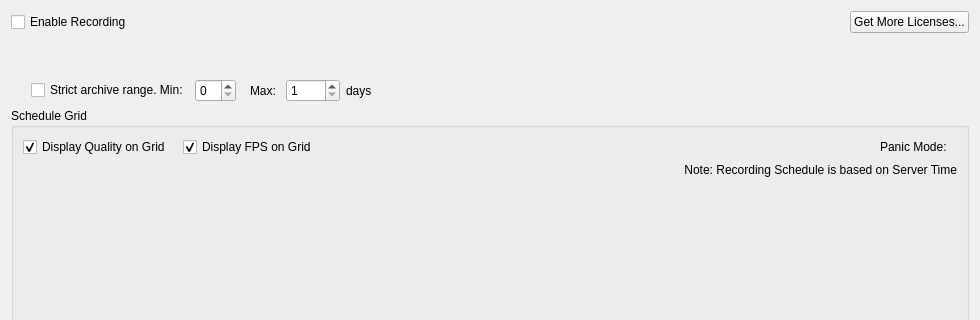
Before: the Qt Designer form client/src/ui/widgets/properties/camera_schedule_widget.ui in networkoptix/nx_open, drawn with Qt 5; both pictures show x 0 to 980 and y 0 to 320 of the 980 by 600 pixel window.
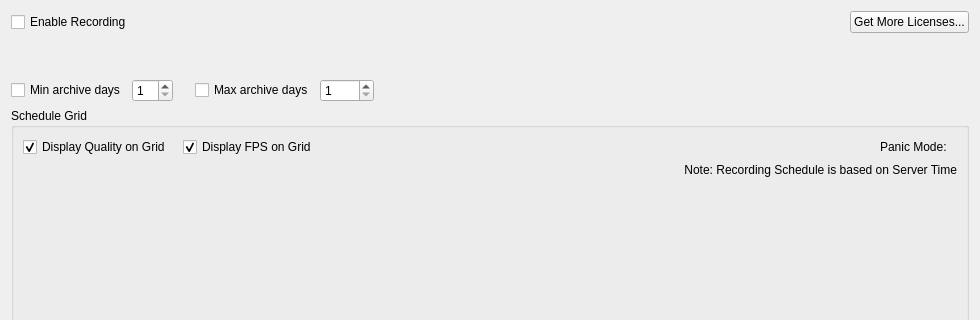
After: the same form once the commit is applied. Custom widgets are drawn as their Qt base class.

Commit message:
min max archive finixhed
<==== Mercurial data ====>
Branch: max_archive

The edit to the form file:
```diff
--- a/client/src/ui/widgets/properties/camera_schedule_widget.ui
+++ b/client/src/ui/widgets/properties/camera_schedule_widget.ui
@@ -77,7 +77,7 @@
    </item>
    <item>
     <layout class="QGridLayout" name="gridLayout">
-     <item row="0" column="5">
+     <item row="0" column="4">
       <widget class="QSpinBox" name="spinBoxMaxDays">
        <property name="minimum">
         <number>1</number>
@@ -87,7 +87,7 @@
        </property>
       </widget>
      </item>
-     <item row="0" column="7">
+     <item row="0" column="5">
       <spacer name="horizontalSpacer_5">
        <property name="orientation">
         <enum>Qt::Horizontal</enum>
@@ -100,47 +100,21 @@
        </property>
       </spacer>
      </item>
-     <item row="0" column="1">
-      <widget class="QCheckBox" name="checkBoxMaxArchive">
-       <property name="text">
-        <string>Strict archive range. Min:</string>
-       </property>
-      </widget>
-     </item>
      <item row="0" column="0">
-      <spacer name="horizontalSpacer_6">
-       <property name="orientation">
-        <enum>Qt::Horizontal</enum>
-       </property>
-       <property name="sizeType">
-        <enum>QSizePolicy::Fixed</enum>
-       </property>
-       <property name="sizeHint" stdset="0">
-        <size>
-         <width>20</width>
-         <height>20</height>
-        </size>
-       </property>
-      </spacer>
-     </item>
-     <item row="0" column="6">
-      <widget class="QLabel" name="maxArchiveLabel">
+      <widget class="QCheckBox" name="checkBoxMinArchive">
        <property name="text">
-        <string>days</string>
+        <string>Min archive days</string>
+       </property>
+      </widget>
+     </item>
+     <item row="0" column="1">
+      <widget class="QSpinBox" name="spinBoxMinDays">
+       <property name="minimum">
+        <number>1</number>
        </property>
       </widget>
      </item>
      <item row="0" column="2">
-      <widget class="QSpinBox" name="spinBoxMinDays"/>
-     </item>
-     <item row="0" column="4">
-      <widget class="QLabel" name="minArchiveLabel">
-       <property name="text">
-        <string>Max: </string>
-       </property>
-      </widget>
-     </item>
-     <item row="0" column="3">
       <spacer name="horizontalSpacer_8">
        <property name="orientation">
         <enum>Qt::Horizontal</enum>
@@ -150,12 +124,19 @@
        </property>
        <property name="sizeHint" stdset="0">
         <size>
-         <width>8</width>
+         <width>16</width>
          <height>20</height>
         </size>
        </property>
       </spacer>
      </item>
+     <item row="0" column="3">
+      <widget class="QCheckBox" name="checkBoxMaxArchive">
+       <property name="text">
+        <string>Max archive days</string>
+       </property>
+      </widget>
+     </item>
     </layout>
    </item>
    <item>
```
The commit also changes 3 other files.
